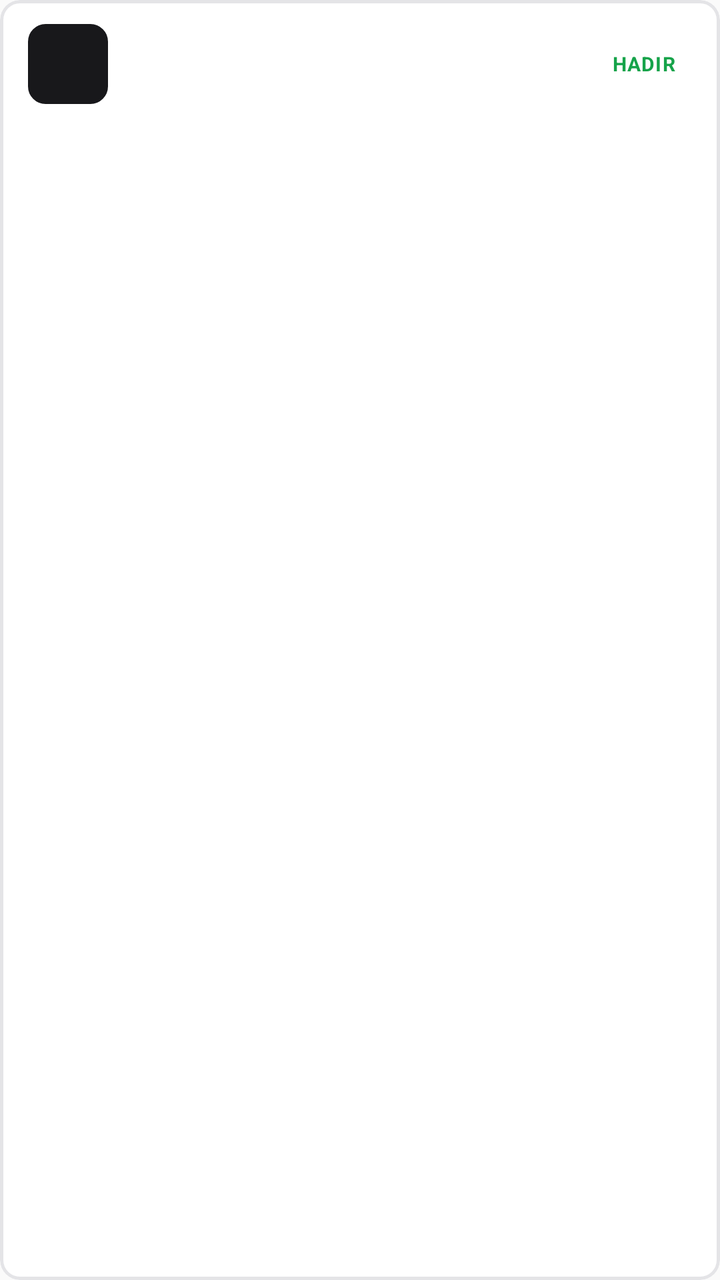
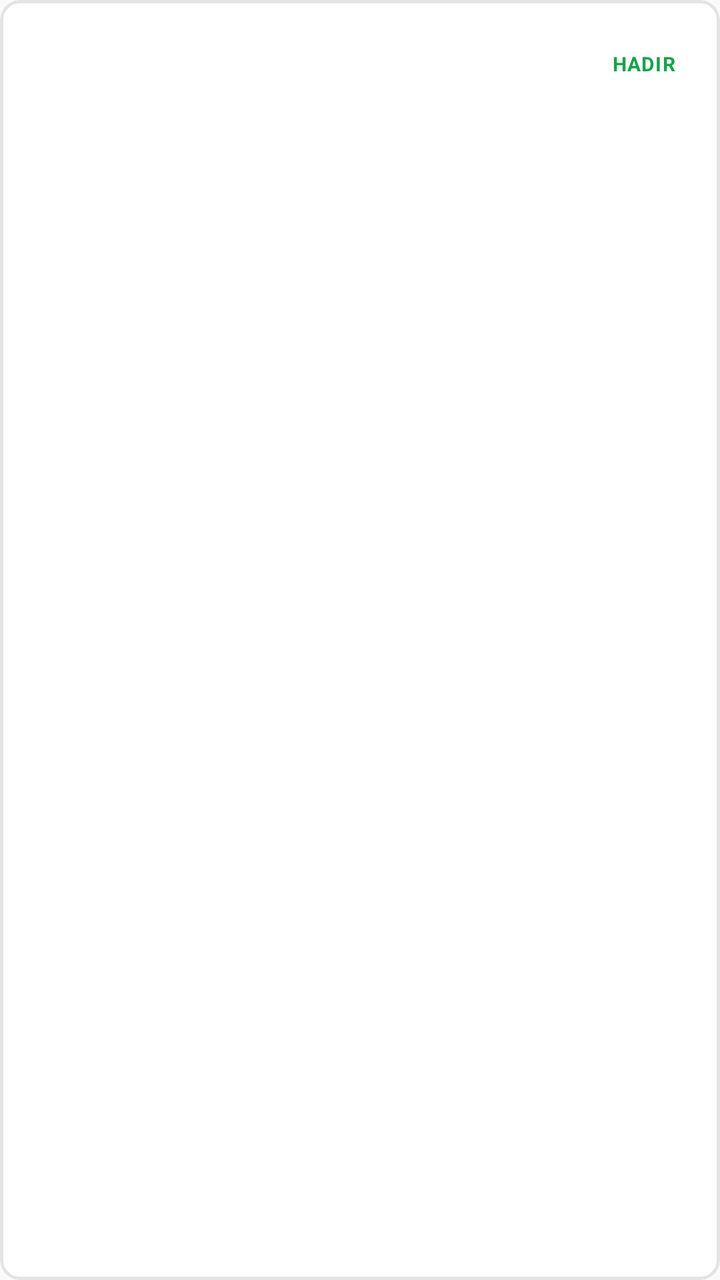

Before-and-after screenshots of an Android layout around one commit, followed by the original layout XML and the change that was made.
<!-- AndroidManifest.xml: application theme Theme.Absensi -->
<!-- res/layout/item_admin_employee.xml -->
<?xml version="1.0" encoding="utf-8"?>
<com.google.android.material.card.MaterialCardView xmlns:android="http://schemas.android.com/apk/res/android"
    xmlns:app="http://schemas.android.com/apk/res-auto"
    android:layout_width="match_parent"
    android:layout_height="wrap_content"
    android:layout_marginBottom="8dp"
    app:cardBackgroundColor="@color/surface"
    app:cardCornerRadius="10dp"
    app:cardElevation="0dp"
    app:strokeColor="@color/border_crisp"
    app:strokeWidth="1.5dp">

    <LinearLayout
        android:layout_width="match_parent"
        android:layout_height="wrap_content"
        android:background="?attr/selectableItemBackground"
        android:gravity="center_vertical"
        android:orientation="horizontal"
        android:paddingStart="14dp"
        android:paddingTop="12dp"
        android:paddingEnd="14dp"
        android:paddingBottom="12dp">

        <TextView
            android:id="@+id/tvAvatar"
            android:layout_width="40dp"
            android:layout_height="40dp"
            android:background="@drawable/bg_avatar_box"
            android:gravity="center"
            android:textColor="@color/surface"
            android:textSize="14sp"
            android:textStyle="bold" />

        <LinearLayout
            android:layout_width="0dp"
            android:layout_height="wrap_content"
            android:layout_marginStart="14dp"
            android:layout_marginEnd="10dp"
            android:layout_weight="1"
            android:orientation="vertical">

            <TextView
                android:id="@+id/tvName"
                android:layout_width="match_parent"
                android:layout_height="wrap_content"
                android:ellipsize="end"
                android:maxLines="1"
                android:textColor="@color/text_primary"
                android:textSize="15sp"
                android:textStyle="bold" />

            <LinearLayout
                android:layout_width="wrap_content"
                android:layout_height="wrap_content"
                android:layout_marginTop="2dp"
                android:orientation="horizontal">

                <TextView
                    android:id="@+id/tvIn"
                    android:layout_width="wrap_content"
                    android:layout_height="wrap_content"
                    android:textColor="@color/text_secondary"
                    android:textSize="12sp" />

                <TextView
                    android:id="@+id/tvOut"
                    android:layout_width="wrap_content"
                    android:layout_height="wrap_content"
                    android:layout_marginStart="8dp"
                    android:textColor="@color/text_tertiary"
                    android:textSize="12sp" />
            </LinearLayout>
        </LinearLayout>

        <TextView
            android:id="@+id/tvBadge"
            android:layout_width="wrap_content"
            android:layout_height="wrap_content"
            android:paddingStart="8dp"
            android:paddingTop="4dp"
            android:paddingEnd="8dp"
            android:paddingBottom="4dp"
            android:text="HADIR"
            android:textColor="@color/badge_success_text"
            android:textSize="10sp"
            android:letterSpacing="0.04"
            android:textStyle="bold" />
    </LinearLayout>
</com.google.android.material.card.MaterialCardView>
<!-- resources referenced by this layout -->
<resources>
  <color name="badge_success_text">#16A34A</color>
  <color name="border_crisp">#E4E4E7</color>
  <color name="surface">#FFFFFF</color>
  <color name="text_primary">#09090B</color>
  <color name="text_secondary">#71717A</color>
  <color name="text_tertiary">#A1A1AA</color>
  <!-- drawable bg_avatar_box (drawable) -->
  <?xml version="1.0" encoding="utf-8"?>
  <shape xmlns:android="http://schemas.android.com/apk/res/android"
      android:shape="rectangle">
      <solid android:color="@color/avatar_1" />
      <corners android:radius="8dp" />
      <stroke android:width="1.5dp" android:color="@color/border_dark" />
  </shape>
  <style name="Theme.Absensi" parent="Theme.MaterialComponents.Light.NoActionBar">
          <item name="android:windowBackground">@color/bg_primary</item>
          <item name="colorPrimary">@color/accent</item>
          <item name="colorPrimaryDark">@color/primary_dark</item>
          <item name="android:statusBarColor">@color/surface</item>
          <item name="android:windowLightStatusBar">true</item>
          <item name="colorAccent">@color/accent</item>
      </style>
  <color name="avatar_1">#18181B</color>
  <color name="border_dark">#18181B</color>
  <color name="bg_primary">#FAFAFA</color>
  <color name="accent">#09090B</color>
  <color name="primary_dark">#09090B</color>
</resources>

<!-- the commit's change to res/layout/item_admin_employee.xml (unified diff, before → after) -->
@@ -21,15 +21,30 @@
         android:paddingEnd="14dp"
         android:paddingBottom="12dp">
 
-        <TextView
-            android:id="@+id/tvAvatar"
+        <FrameLayout
+            android:id="@+id/flAvatar"
             android:layout_width="40dp"
-            android:layout_height="40dp"
-            android:background="@drawable/bg_avatar_box"
-            android:gravity="center"
-            android:textColor="@color/surface"
-            android:textSize="14sp"
-            android:textStyle="bold" />
+            android:layout_height="40dp">
+
+            <ImageView
+                android:id="@+id/ivAvatar"
+                android:layout_width="match_parent"
+                android:layout_height="match_parent"
+                android:background="@drawable/bg_avatar_circle"
+                android:clipToOutline="true"
+                android:contentDescription="Foto Profil"
+                android:scaleType="centerCrop"
+                android:visibility="gone" />
+
+            <TextView
+                android:id="@+id/tvAvatar"
+                android:layout_width="match_parent"
+                android:layout_height="match_parent"
+                android:gravity="center"
+                android:textColor="@color/surface"
+                android:textSize="14sp"
+                android:textStyle="bold" />
+        </FrameLayout>
 
         <LinearLayout
             android:layout_width="0dp"
<!-- resource entries referenced after the edit -->
@@ -6,13 +6,14 @@
   <color name="text_primary">#09090B</color>
   <color name="text_secondary">#71717A</color>
   <color name="text_tertiary">#A1A1AA</color>
-  <!-- drawable bg_avatar_box (drawable) -->
+  <!-- drawable bg_avatar_circle (drawable) -->
   <?xml version="1.0" encoding="utf-8"?>
   <shape xmlns:android="http://schemas.android.com/apk/res/android"
-      android:shape="rectangle">
+      android:shape="oval">
       <solid android:color="@color/avatar_1" />
-      <corners android:radius="8dp" />
-      <stroke android:width="1.5dp" android:color="@color/border_dark" />
+      <stroke
+          android:width="1.5dp"
+          android:color="@color/border_dark" />
   </shape>
   <style name="Theme.Absensi" parent="Theme.MaterialComponents.Light.NoActionBar">
           <item name="android:windowBackground">@color/bg_primary</item>
